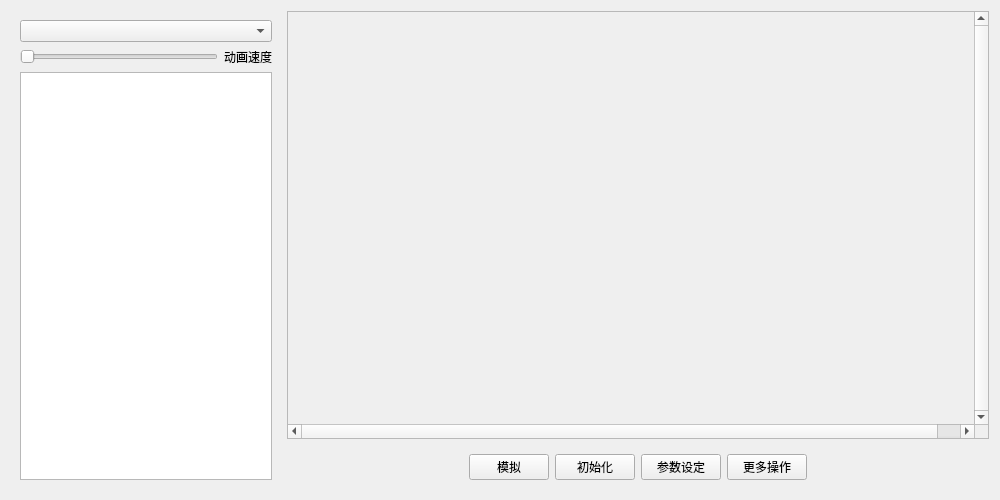
Above: common_ui/widget.ui from dayu521/abc before the change. Below: the same form after it.
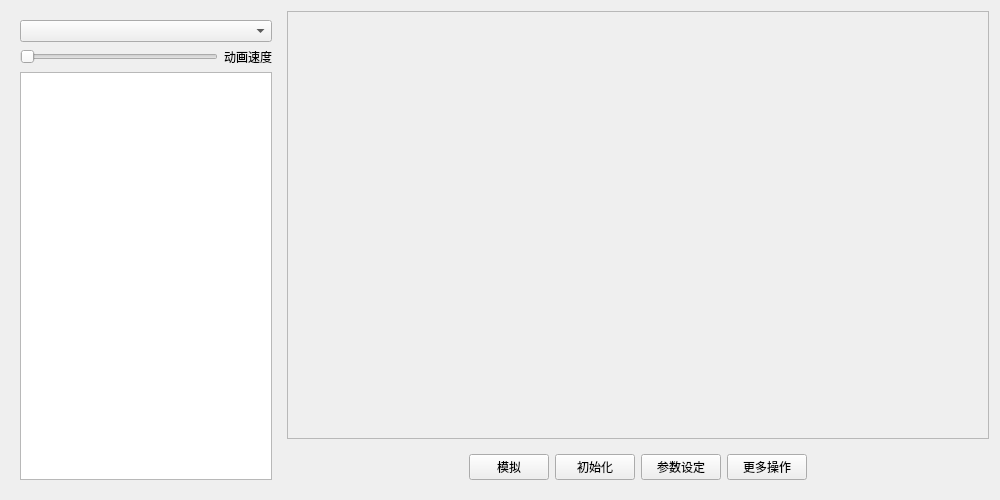
That is the form after the change. Custom widgets are drawn as their Qt base class.

```diff
--- a/common_ui/widget.ui
+++ b/common_ui/widget.ui
@@ -78,10 +78,10 @@
      <item>
       <widget class="QScrollArea" name="rightContainerWidgetWrap">
        <property name="verticalScrollBarPolicy">
-        <enum>Qt::ScrollBarAlwaysOn</enum>
+        <enum>Qt::ScrollBarAsNeeded</enum>
        </property>
        <property name="horizontalScrollBarPolicy">
-        <enum>Qt::ScrollBarAlwaysOn</enum>
+        <enum>Qt::ScrollBarAsNeeded</enum>
        </property>
        <property name="widgetResizable">
         <bool>false</bool>
@@ -91,8 +91,8 @@
          <rect>
           <x>0</x>
           <y>0</y>
-          <width>710</width>
-          <height>407</height>
+          <width>600</width>
+          <height>400</height>
          </rect>
         </property>
        </widget>
```
Left out of the diff: 8 changed lines with no effect on the pictures.
